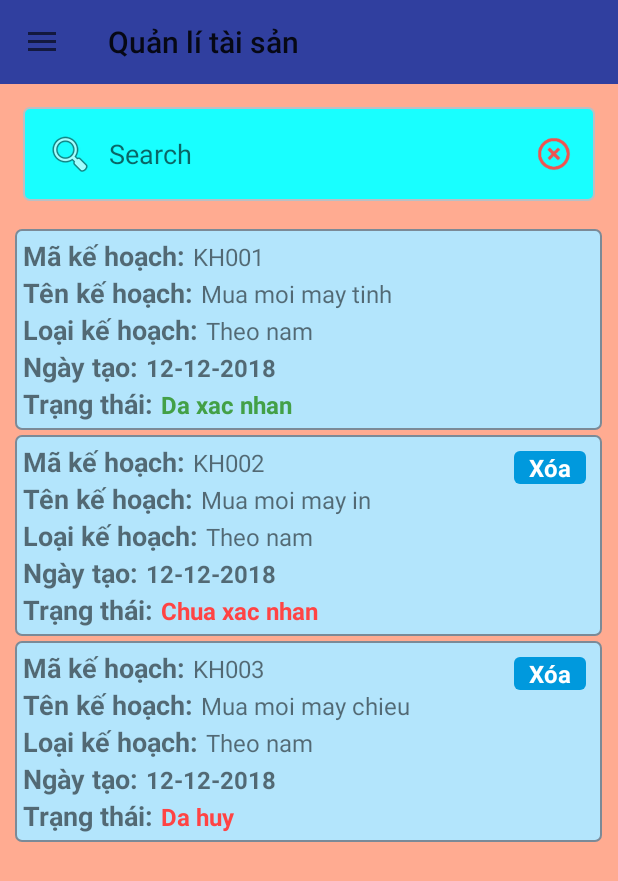
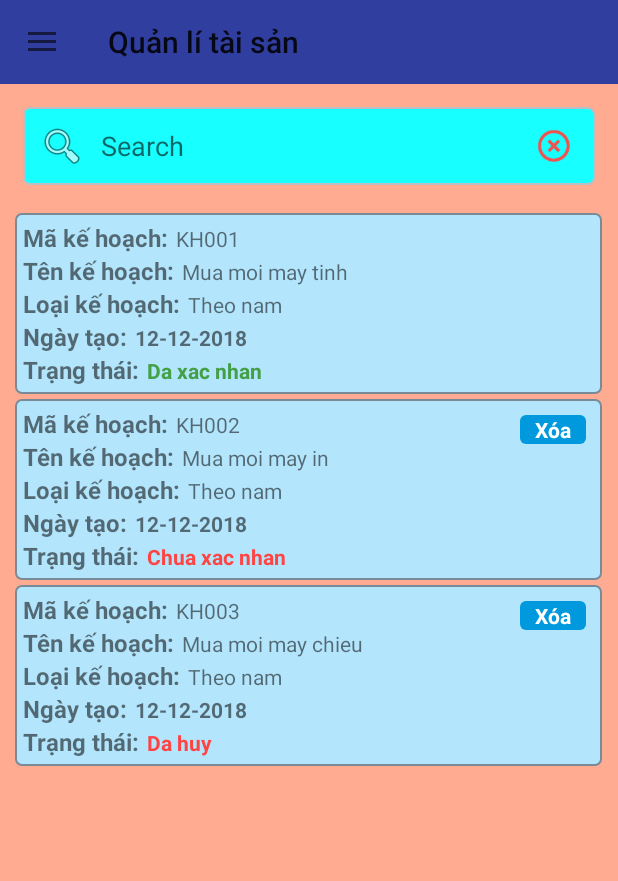
Before and after one commit to thanhhoang96/DoAnQLCSVC, an Android app: the fragment QuanLiKeHoachFragment placed in its activity, on a phone screen of 412 x 824 dp. Shown: the top 881 px of the screen. Run offline under Robolectric (Android 15) with nearby library versions, the phone set to English and light mode, and no system bars; our stand-ins replace CircleImageView, RxJava; network calls fail.

```diff
--- a/app/src/main/java/com/example/thanhhoang/qlcosovatchat/data/model/taisan/Infra.kt
+++ b/app/src/main/java/com/example/thanhhoang/qlcosovatchat/data/model/taisan/Infra.kt
@@ -3,7 +3,7 @@ package com.example.thanhhoang.qlcosovatchat.data.model.taisan
 import com.google.gson.annotations.SerializedName
 
 data class Infra(
-        @SerializedName("indentifierNo") val maDinhDanh: String,
+        @SerializedName("identifierNo") val maDinhDanh: String,
         val equipment: Equipment,
         var unitEquipmentState: String,
         val groupEquipment: GroupEquipment
--- a/app/src/main/java/com/example/thanhhoang/qlcosovatchat/data/model/taisan/TaiSanData.kt
+++ b/app/src/main/java/com/example/thanhhoang/qlcosovatchat/data/model/taisan/TaiSanData.kt
@@ -1,3 +1,5 @@
 package com.example.thanhhoang.qlcosovatchat.data.model.taisan
 
-data class TaiSanData(var taiSanList: MutableList<Infra>)
+import com.google.gson.annotations.SerializedName
+
+data class TaiSanData(@SerializedName("infrastructures")var taiSanList: MutableList<Infra>)
--- a/app/src/main/java/com/example/thanhhoang/qlcosovatchat/data/source/repository/RemoteRepository.kt
+++ b/app/src/main/java/com/example/thanhhoang/qlcosovatchat/data/source/repository/RemoteRepository.kt
@@ -1,6 +1,5 @@
 package com.example.thanhhoang.qlcosovatchat.data.source.repository
 
-import android.content.Context
 import com.example.thanhhoang.qlcosovatchat.api.ApiService
 import com.example.thanhhoang.qlcosovatchat.data.model.login.UserRequest
 import com.example.thanhhoang.qlcosovatchat.data.response.LoginResponse
@@ -8,7 +7,7 @@ import com.example.thanhhoang.qlcosovatchat.data.response.TaiSanResponse
 import com.example.thanhhoang.qlcosovatchat.data.source.datasource.RemoteDataSource
 import io.reactivex.Single
 
-class RemoteRepository(private val context: Context): RemoteDataSource {
+class RemoteRepository : RemoteDataSource {
 
     private val apiService = ApiService.create()
 
--- a/app/src/main/java/com/example/thanhhoang/qlcosovatchat/data/source/repository/Repository.kt
+++ b/app/src/main/java/com/example/thanhhoang/qlcosovatchat/data/source/repository/Repository.kt
@@ -11,7 +11,7 @@ import io.reactivex.Single
 class Repository(context: Context) : LocalDataSource, RemoteDataSource {
 
     private val localRepository = LocalRepository(context)
-    private val remoteRepository = RemoteRepository(context)
+    private val remoteRepository = RemoteRepository()
 
     override fun login(userRequest: UserRequest): Single<LoginResponse> =
             remoteRepository.login(userRequest).doOnSuccess {
--- a/app/src/main/java/com/example/thanhhoang/qlcosovatchat/ui/qlts/QuanLiTaiSanAdapter.kt
+++ b/app/src/main/java/com/example/thanhhoang/qlcosovatchat/ui/qlts/QuanLiTaiSanAdapter.kt
@@ -35,7 +35,7 @@ class QuanLiTaiSanAdapter(private var infraList: MutableList<Infra>) : RecyclerV
             itemView.run {
                 tvMaDinhDanhQlts.text = infra.maDinhDanh
                 tvThietBiQlts.text = infra.equipment.nameNo
-                tvNhomThietBiQlts.text = infra.groupEquipment.nameNo
+                tvNhomThietBiQlts.text = infra.groupEquipment.name
                 tvTrangThaiQlts.text = if (infra.unitEquipmentState == "HH") "Hu hong" else if (infra.unitEquipmentState == "DSD") "Dang su dung" else "Dang sua chua"
                 if (tvTrangThaiQlts.text == "Dang su dung") {
                     tvTrangThaiQlts.setTextColor(ContextCompat.getColor(context, R.color.colorGreenMedium))
--- a/app/src/main/java/com/example/thanhhoang/qlcosovatchat/ui/qlts/QuanLiTaiSanFragment.kt
+++ b/app/src/main/java/com/example/thanhhoang/qlcosovatchat/ui/qlts/QuanLiTaiSanFragment.kt
@@ -9,6 +9,7 @@ import android.view.LayoutInflater
 import android.view.View
 import android.view.ViewGroup
 import android.widget.LinearLayout
+import com.example.thanhhoang.qlcosovatchat.MainActivity
 import com.example.thanhhoang.qlcosovatchat.R
 import com.example.thanhhoang.qlcosovatchat.data.model.taisan.Infra
 import com.example.thanhhoang.qlcosovatchat.data.source.repository.Repository
@@ -30,28 +31,30 @@ class QuanLiTaiSanFragment : Fragment() {
     override fun onViewCreated(view: View, savedInstanceState: Bundle?) {
         super.onViewCreated(view, savedInstanceState)
 
+        initView()
         connApi()
-        initView()
         handleListener()
         handleListenerFromInterface()
     }
 
-    @SuppressLint("CheckResult")
-    private fun connApi() {
-        viewModel = activity?.let { Repository(it) }?.let { QuanLiTaiSanViewModel(it) }
-
-        viewModel?.taiSanList()?.subscribeOn(Schedulers.io())?.observeOn(AndroidSchedulers.mainThread())
-                ?.subscribe({
-                    taiSanList = it.data.taiSanList
-                }, {})
-    }
-
     private fun initView() {
-        taiSanAdapter = taiSanList?.let { QuanLiTaiSanAdapter(it) }
+        taiSanList = arrayListOf()
+        taiSanAdapter = QuanLiTaiSanAdapter(taiSanList as ArrayList<Infra>)
         recyclerViewQlts.apply {
             layoutManager = LinearLayoutManager(context, LinearLayout.VERTICAL, false)
             adapter = taiSanAdapter
         }
+    }
+
+    @SuppressLint("CheckResult")
+    private fun connApi() {
+        viewModel = QuanLiTaiSanViewModel(Repository(activity as MainActivity))
+        viewModel?.taiSanList()?.subscribeOn(Schedulers.io())?.observeOn(AndroidSchedulers.mainThread())
+                ?.subscribe({
+                    taiSanList?.clear()
+                    taiSanList?.addAll(it.data.taiSanList)
+                    taiSanAdapter?.notifyDataSetChanged()
+                }, {})
     }
 
     private fun handleListener() {
--- a/app/src/main/res/layout/fragment_quan_li_ke_hoach.xml
+++ b/app/src/main/res/layout/fragment_quan_li_ke_hoach.xml
@@ -21,7 +21,7 @@
             android:drawableStart="@android:drawable/ic_menu_search"
             android:hint="@string/search_label"
             android:inputType="text"
-            android:padding="15dp"
+            android:padding="10dp"
             android:textColor="@color/colorBlueMedium" />
 
         <ImageView
--- a/app/src/main/res/layout/fragment_quan_li_tai_san.xml
+++ b/app/src/main/res/layout/fragment_quan_li_tai_san.xml
@@ -22,7 +22,7 @@
             android:drawablePadding="10dp"
             android:hint="@string/search_label"
             android:inputType="text"
-            android:padding="15dp"
+            android:padding="10dp"
             android:textColor="@color/colorBlueMedium"
             tools:ignore="Autofill" />
 
--- a/app/src/main/res/layout/fragment_quan_li_yeu_cau.xml
+++ b/app/src/main/res/layout/fragment_quan_li_yeu_cau.xml
@@ -22,7 +22,7 @@
             android:drawableStart="@android:drawable/ic_menu_search"
             android:hint="@string/search_label"
             android:inputType="text"
-            android:padding="15dp"
+            android:padding="10dp"
             android:textColor="@color/colorBlueMedium" />
 
         <ImageView
--- a/app/src/main/res/layout/item_qlkh.xml
+++ b/app/src/main/res/layout/item_qlkh.xml
@@ -25,7 +25,7 @@
                 android:layout_width="wrap_content"
                 android:layout_height="wrap_content"
                 android:text="@string/label_ma_ke_hoach"
-                android:textSize="18sp"
+                android:textSize="16sp"
                 android:textStyle="bold" />
 
             <TextView
@@ -34,7 +34,7 @@
                 android:layout_height="wrap_content"
                 android:layout_marginLeft="5dp"
                 android:layout_marginStart="5dp"
-                android:textSize="16sp" />
+                android:textSize="14sp" />
         </LinearLayout>
 
         <LinearLayout
@@ -45,7 +45,7 @@
                 android:layout_width="wrap_content"
                 android:layout_height="wrap_content"
                 android:text="@string/label_ten_ke_hoach"
-                android:textSize="18sp"
+                android:textSize="16sp"
                 android:textStyle="bold" />
 
             <TextView
@@ -54,7 +54,7 @@
                 android:layout_height="wrap_content"
                 android:layout_marginLeft="5dp"
                 android:layout_marginStart="5dp"
-                android:textSize="16sp" />
+                android:textSize="14sp" />
         </LinearLayout>
 
         <LinearLayout
@@ -65,7 +65,7 @@
                 android:layout_width="wrap_content"
                 android:layout_height="wrap_content"
                 android:text="@string/label_loai_ke_hoach"
-                android:textSize="18sp"
+                android:textSize="16sp"
                 android:textStyle="bold" />
 
             <TextView
@@ -74,7 +74,7 @@
                 android:layout_height="wrap_content"
                 android:layout_marginLeft="5dp"
                 android:layout_marginStart="5dp"
-                android:textSize="16sp" />
+                android:textSize="14sp" />
         </LinearLayout>
 
         <LinearLayout
@@ -85,7 +85,7 @@
                 android:layout_width="wrap_content"
                 android:layout_height="wrap_content"
                 android:text="@string/label_ngay_tao"
-                android:textSize="18sp"
+                android:textSize="16sp"
                 android:textStyle="bold" />
 
             <TextView
@@ -94,7 +94,7 @@
                 android:layout_height="wrap_content"
                 android:layout_marginLeft="5dp"
                 android:layout_marginStart="5dp"
-                android:textSize="16sp"
+                android:textSize="14sp"
                 android:textStyle="bold" />
         </LinearLayout>
 
@@ -106,7 +106,7 @@
                 android:layout_width="wrap_content"
                 android:layout_height="wrap_content"
                 android:text="@string/label_trang_thai_ke_hoach"
-                android:textSize="18sp"
+                android:textSize="16sp"
                 android:textStyle="bold" />
 
             <TextView
@@ -115,7 +115,7 @@
                 android:layout_height="wrap_content"
                 android:layout_marginLeft="5dp"
                 android:layout_marginStart="5dp"
-                android:textSize="16sp"
+                android:textSize="14sp"
                 android:textStyle="bold" />
         </LinearLayout>
     </LinearLayout>
@@ -134,7 +134,7 @@
         android:paddingRight="10dp"
         android:text="@string/label_xoa_qlkh"
         android:textColor="@android:color/white"
-        android:textSize="16sp"
+        android:textSize="14sp"
         android:textStyle="bold"
         tools:ignore="RelativeOverlap" />
 </RelativeLayout>
```
Also changed, not shown: app/src/main/res/layout/dialog_change_state_qlts.xml (+5 -5 lines), app/src/main/res/layout/item_qlts.xml (+18 -17 lines).
